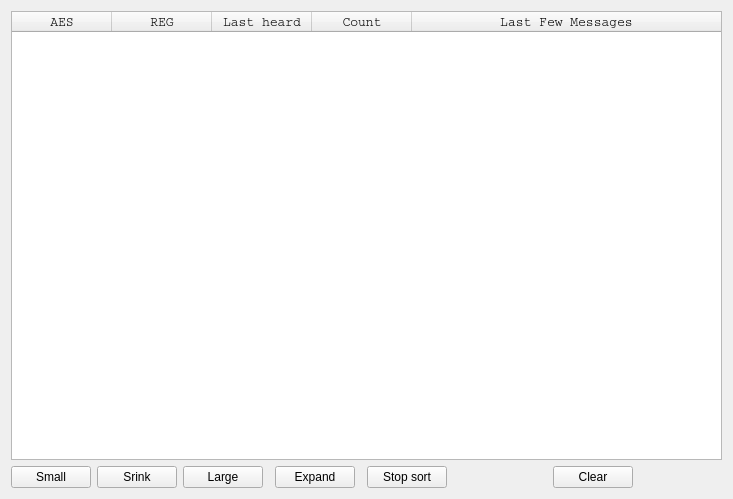
This is JMSK/gui_classes/planelog.ui in jontio/JAERO as Qt 5 draws it before an edit. The edited form follows.
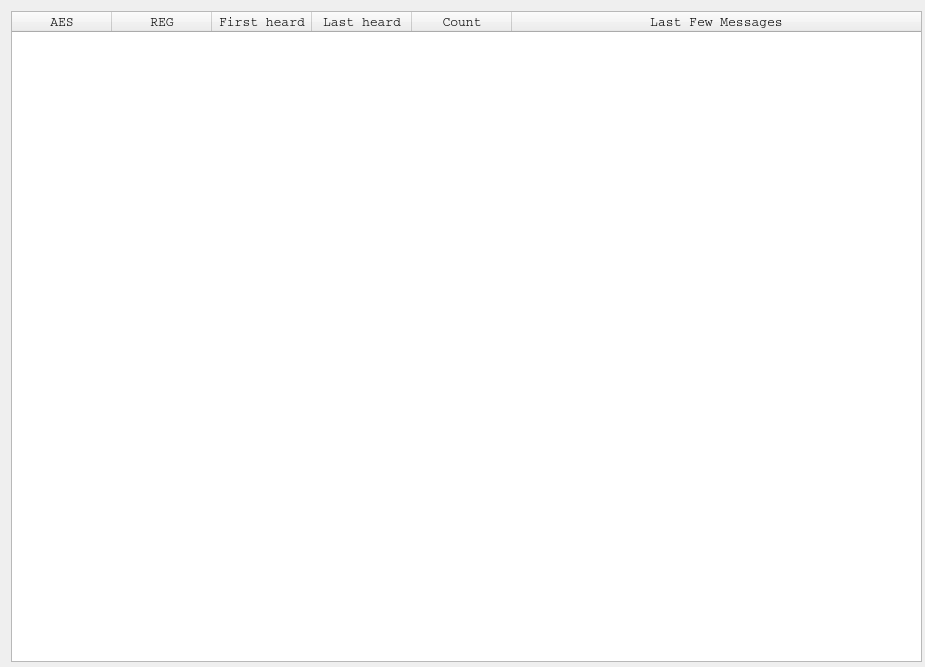
This is the edited form. Icons and pictures are not drawn.

Diff of the .ui file:
```diff
--- a/JMSK/gui_classes/planelog.ui
+++ b/JMSK/gui_classes/planelog.ui
@@ -6,15 +6,24 @@
    <rect>
     <x>0</x>
     <y>0</y>
-    <width>733</width>
-    <height>499</height>
+    <width>925</width>
+    <height>667</height>
    </rect>
   </property>
   <property name="windowTitle">
    <string>Plane Log</string>
   </property>
+  <widget class="QWidget" name="widget" native="true">
+   <property name="geometry">
+    <rect>
+     <x>11</x>
+     <y>11</y>
+     <width>911</width>
+     <height>651</height>
+    </rect>
+   </property>
   <layout class="QGridLayout" name="gridLayout">
-   <item row="0" column="0" colspan="11">
+    <item row="0" column="0" colspan="2">
     <widget class="QTableWidget" name="tableWidget">
      <property name="font">
       <font>
@@ -50,6 +59,11 @@
        <string>REG</string>
       </property>
      </column>
+      <column>
+       <property name="text">
+        <string>First heard</string>
+       </property>
+      </column>
      <column>
       <property name="text">
        <string>Last heard</string>
@@ -67,76 +81,59 @@
      </column>
     </widget>
    </item>
-   <item row="1" column="0">
-    <widget class="QPushButton" name="pushButtonsmall">
-     <property name="text">
-      <string>Small</string>
-     </property>
-    </widget>
-   </item>
-   <item row="1" column="2">
-    <widget class="QPushButton" name="pushButtonlarge">
-     <property name="text">
-      <string>Large</string>
-     </property>
-    </widget>
-   </item>
-   <item row="1" column="7">
-    <spacer name="horizontalSpacer">
-     <property name="orientation">
-      <enum>Qt::Horizontal</enum>
-     </property>
-     <property name="sizeHint" stdset="0">
-      <size>
-       <width>94</width>
-       <height>20</height>
-      </size>
-     </property>
-    </spacer>
-   </item>
-   <item row="1" column="9">
-    <spacer name="horizontalSpacer_2">
-     <property name="orientation">
-      <enum>Qt::Horizontal</enum>
-     </property>
-     <property name="sizeHint" stdset="0">
-      <size>
-       <width>40</width>
-       <height>20</height>
-      </size>
-     </property>
-    </spacer>
-   </item>
-   <item row="1" column="1">
-    <widget class="QPushButton" name="pushButtonsrink">
-     <property name="text">
-      <string>Srink</string>
-     </property>
-    </widget>
-   </item>
-   <item row="1" column="8">
-    <widget class="QPushButton" name="pushButtonclear">
-     <property name="text">
-      <string>Clear</string>
-     </property>
-    </widget>
-   </item>
-   <item row="1" column="6">
-    <widget class="QPushButton" name="pushButtonstopsort">
-     <property name="text">
-      <string>Stop sort</string>
-     </property>
-    </widget>
-   </item>
-   <item row="1" column="4">
-    <widget class="QPushButton" name="pushButtonexpand">
-     <property name="text">
-      <string>Expand</string>
-     </property>
-    </widget>
-   </item>
-  </layout>
- </widget>
- <resources/>
+   </layout>
+  </widget>
+  <action name="actionClear">
+   <property name="icon">
+    <iconset resource="../jmsk.qrc">
+     <normaloff>:/images/clear.png</normaloff>:/images/clear.png</iconset>
+   </property>
+   <property name="text">
+    <string>Clear</string>
+   </property>
+   <property name="toolTip">
+    <string>Clear contents</string>
+   </property>
+  </action>
+  <action name="actionUpDown">
+   <property name="icon">
+    <iconset resource="../jmsk.qrc">
+     <normaloff>:/images/arrow-up-down-512px.svg</normaloff>:/images/arrow-up-down-512px.svg</iconset>
+   </property>
+   <property name="text">
+    <string>UpDown</string>
+   </property>
+   <property name="toolTip">
+    <string>Expand/Contract vertically</string>
+   </property>
+  </action>
+  <action name="actionLeftRight">
+   <property name="icon">
+    <iconset resource="../jmsk.qrc">
+     <normaloff>:/images/arrow-right-left-512px.svg</normaloff>:/images/arrow-right-left-512px.svg</iconset>
+   </property>
+   <property name="text">
+    <string>LeftRight</string>
+   </property>
+   <property name="toolTip">
+    <string>Expand/Contract horizontally</string>
+   </property>
+  </action>
+  <action name="actionStopSorting">
+   <property name="icon">
+    <iconset resource="../jmsk.qrc">
+     <normaloff>:/images/stopsort-512px.svg</normaloff>:/images/stopsort-512px.svg</iconset>
+   </property>
+   <property name="text">
+    <string>StopSorting</string>
+   </property>
+   <property name="toolTip">
+    <string>Stop sorting</string>
+   </property>
+  </action>
+ </widget>
+ <resources>
+  <include location="../jmsk.qrc"/>
+ </resources>
  <connections/>
 </ui>
```
Lines whose indentation alone changed are shown as unchanged.
